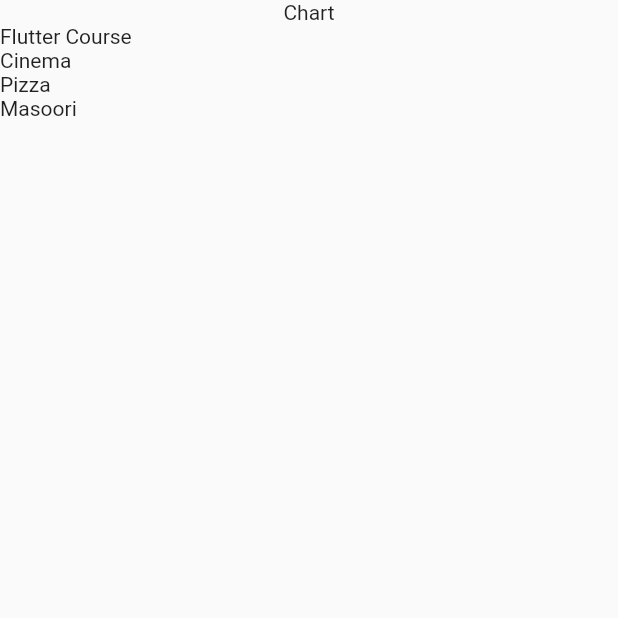
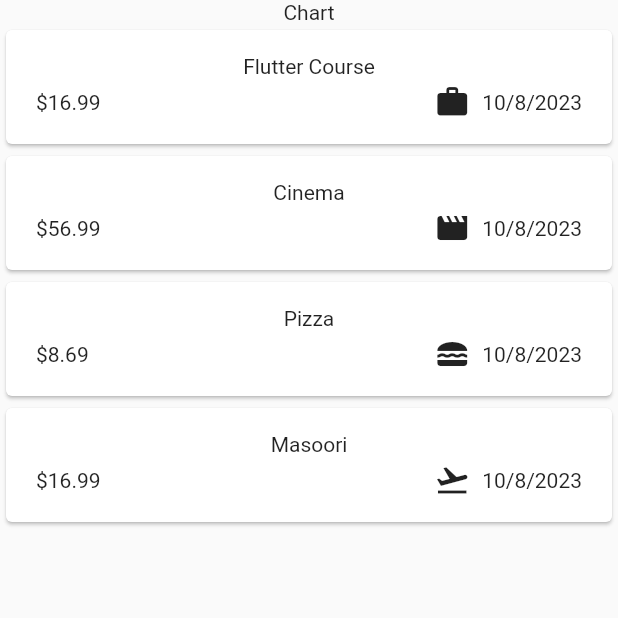
Before and after one commit to nkverma07/expense_track, a Flutter app: the screen it shows after launch, on a phone screen of 412 x 824 dp, the top half of it. Run offline on Flutter 3.47's test engine with Material 2 defaults, Android fonts, the phone set to English and light mode, and no system bars.

Commit message:
day2 completed

```diff
--- a/lib/main.dart
+++ b/lib/main.dart
@@ -1,4 +1,4 @@
-import 'package:expense_track/expenses.dart';
+import 'package:expense_track/widgets/expenses.dart';
 import 'package:flutter/material.dart';
 
 void main() {
--- a/lib/models/expense.dart
+++ b/lib/models/expense.dart
@@ -1,8 +1,19 @@
+import 'package:flutter/material.dart';
 import 'package:uuid/uuid.dart';
+import 'package:intl/intl.dart';
 
 const uuid = Uuid();
 
+final formatter = DateFormat.yMd();
+
 enum Category { food, travel, leisure, work }
+
+const categoryIcons = {
+  Category.food: Icons.lunch_dining,
+  Category.travel: Icons.flight_takeoff,
+  Category.leisure: Icons.movie,
+  Category.work: Icons.work,
+};
 
 class Expense {
   Expense(
@@ -17,4 +28,8 @@ class Expense {
   final double amount;
   final DateTime dateTime;
   final Category category;
+
+  String get formattedDate {
+    return formatter.format(dateTime);
+  }
 }
--- a/lib/expenses.dart
+++ b/lib/widgets/expenses.dart
@@ -1,4 +1,4 @@
-import 'package:expense_track/expenses_list.dart';
+import 'package:expense_track/widgets/expenses_list/expenses_list.dart';
 import 'package:expense_track/models/expense.dart';
 import 'package:flutter/material.dart';
 
--- /dev/null
+++ b/lib/widgets/expenses_list/expense_item.dart
@@ -0,0 +1,41 @@
+import 'package:expense_track/models/expense.dart';
+import 'package:flutter/material.dart';
+
+class ExpenseList extends StatelessWidget {
+  const ExpenseList(this.expense, {super.key});
+  final Expense expense;
+  @override
+  Widget build(BuildContext context) {
+    return Card(
+      child: Padding(
+        padding: const EdgeInsets.symmetric(
+          horizontal: 20,
+          vertical: 16,
+        ),
+        child: Column(
+          children: [
+            Text(expense.title.toString()),
+            const SizedBox(
+              height: 4,
+            ),
+            Row(
+              children: [
+                Text('\$${expense.amount.toStringAsFixed(2)}'),
+                const Spacer(),
+                Row(
+                  children: [
+                    Icon(categoryIcons[expense.category]),
+                    const SizedBox(
+                      width: 8,
+                    ),
+                    Text(expense.formattedDate),
+                  ],
+                ),
+              ],
+            )
+          ],
+        ),
+      ),
+    );
+  }
+}
--- a/lib/expenses_list.dart
+++ b/lib/widgets/expenses_list/expenses_list.dart
@@ -1,4 +1,5 @@
 import 'package:expense_track/models/expense.dart';
+import 'package:expense_track/widgets/expenses_list/expense_item.dart';
 import 'package:flutter/material.dart';
 
 class ExpensesList extends StatelessWidget {
@@ -8,7 +9,7 @@ class ExpensesList extends StatelessWidget {
   Widget build(BuildContext context) {
     return ListView.builder(
       itemCount: expenses.length,
-      itemBuilder: ((context, index) => Text(expenses[index].title)),
+      itemBuilder: ((context, index) => ExpenseList(expenses[index])),
     );
   }
 }
--- a/pubspec.yaml
+++ b/pubspec.yaml
@@ -36,6 +36,7 @@ dependencies:
   # Use with the CupertinoIcons class for iOS style icons.
   cupertino_icons: ^1.0.2
   uuid: ^4.1.0
+  intl: ^0.18.1
 
 dev_dependencies:
   flutter_test:
```
Also changed, not shown: pubspec.lock.
